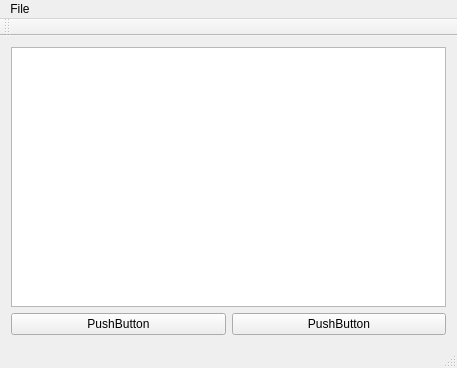
This is software/hPyIDE/MainWindow.ui in hsrn24/hPyFramework as Qt 5 draws it before an edit. The edited form follows.
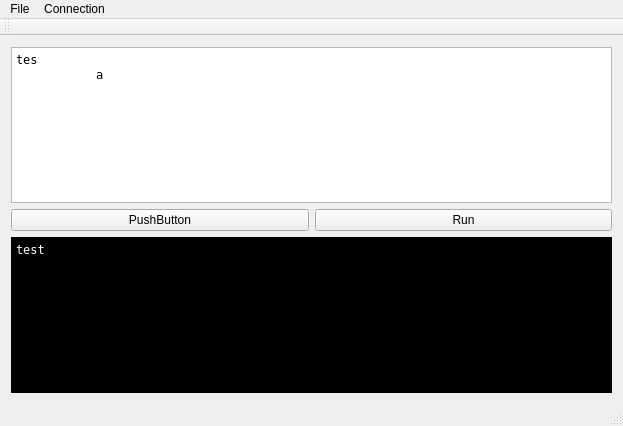
This is the edited form.

Commit message: added FTDI class and Settings dialog

Patch:
```diff
--- a/software/hPyIDE/MainWindow.ui
+++ b/software/hPyIDE/MainWindow.ui
@@ -6,17 +6,45 @@
    <rect>
     <x>0</x>
     <y>0</y>
-    <width>457</width>
-    <height>368</height>
+    <width>623</width>
+    <height>426</height>
    </rect>
   </property>
   <property name="windowTitle">
    <string>MainWindow</string>
   </property>
   <widget class="QWidget" name="centralWidget">
-   <layout class="QVBoxLayout" name="verticalLayout">
+   <layout class="QVBoxLayout" name="verticalLayout_2">
     <item>
-     <widget class="QPlainTextEdit" name="plainTextEdit"/>
+     <widget class="QWidget" name="widget_2" native="true">
+      <layout class="QVBoxLayout" name="verticalLayout">
+       <property name="leftMargin">
+        <number>0</number>
+       </property>
+       <property name="topMargin">
+        <number>0</number>
+       </property>
+       <property name="rightMargin">
+        <number>0</number>
+       </property>
+       <property name="bottomMargin">
+        <number>0</number>
+       </property>
+       <item>
+        <widget class="QPlainTextEdit" name="tbCode">
+         <property name="font">
+          <font>
+           <family>DejaVu Sans Mono</family>
+          </font>
+         </property>
+         <property name="plainText">
+          <string>tes
+	a</string>
+         </property>
+        </widget>
+       </item>
+      </layout>
+     </widget>
     </item>
     <item>
      <layout class="QHBoxLayout" name="horizontalLayout">
@@ -30,12 +58,49 @@
       <item>
        <widget class="QPushButton" name="pushButton">
         <property name="text">
-         <string>PushButton</string>
+         <string>Run</string>
         </property>
        </widget>
       </item>
      </layout>
     </item>
+    <item>
+     <widget class="QWidget" name="widget" native="true">
+      <layout class="QGridLayout" name="gridLayout">
+       <property name="leftMargin">
+        <number>0</number>
+       </property>
+       <property name="topMargin">
+        <number>0</number>
+       </property>
+       <property name="rightMargin">
+        <number>0</number>
+       </property>
+       <property name="bottomMargin">
+        <number>0</number>
+       </property>
+       <item row="0" column="0">
+        <widget class="QPlainTextEdit" name="tbConsole">
+         <property name="font">
+          <font>
+           <family>DejaVu Sans Mono</family>
+          </font>
+         </property>
+         <property name="styleSheet">
+          <string notr="true">background-color: rgb(0, 0, 0);
+color: rgb(255, 255, 255);</string>
+         </property>
+         <property name="readOnly">
+          <bool>true</bool>
+         </property>
+         <property name="plainText">
+          <string>test</string>
+         </property>
+        </widget>
+       </item>
+      </layout>
+     </widget>
+    </item>
    </layout>
   </widget>
   <widget class="QMenuBar" name="menuBar">
@@ -43,7 +108,7 @@
     <rect>
      <x>0</x>
      <y>0</y>
-     <width>457</width>
+     <width>623</width>
      <height>23</height>
     </rect>
    </property>
@@ -58,7 +123,16 @@
     <addaction name="separator"/>
     <addaction name="actionExit"/>
    </widget>
+   <widget class="QMenu" name="menuConnection">
+    <property name="title">
+     <string>Connection</string>
+    </property>
+    <addaction name="actionConnect"/>
+    <addaction name="actionDisconnect"/>
+    <addaction name="actionSettings"/>
+   </widget>
    <addaction name="menuFile"/>
+   <addaction name="menuConnection"/>
   </widget>
   <widget class="QToolBar" name="mainToolBar">
    <attribute name="toolBarArea">
```
Left out of the diff: 20 changed lines with no effect on the pictures. The commit also changes 17 other files.
